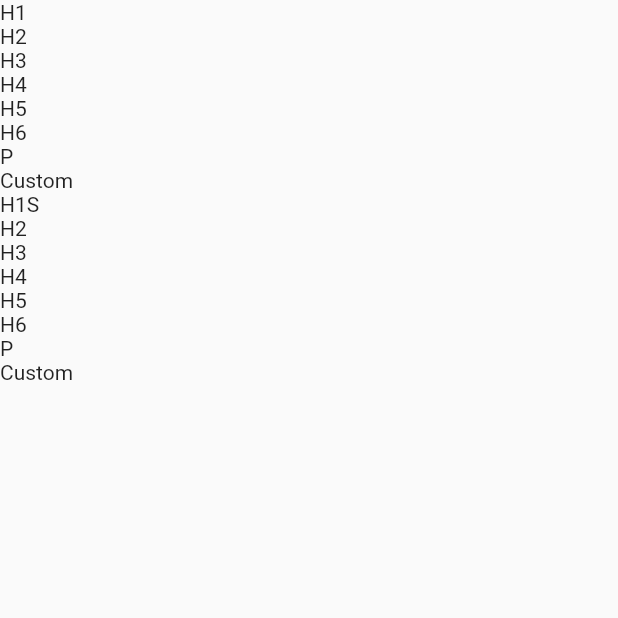
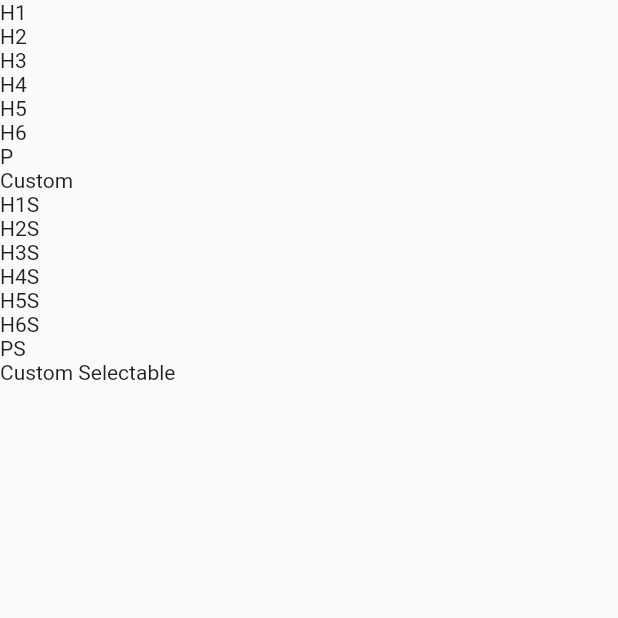
Before and after one commit to Honeyman-Applications/bootstrap_typography2, a Flutter app: the screen it shows after launch, on a phone screen of 412 x 824 dp, the top half of it. Run offline on Flutter 3.47's test engine with Material 2 defaults, Android fonts, the phone set to English and light mode, and no system bars; missing offline and left inert: bootstrap_like_breakpoints.

Commit message:
Updated text to show S

```diff
--- a/example/lib/main.dart
+++ b/example/lib/main.dart
@@ -42,26 +42,26 @@ void main() {
                 BSSelectableTextParams("H1S"),
               ),
               H2S(
-                BSSelectableTextParams("H2"),
+                BSSelectableTextParams("H2S"),
               ),
               H3S(
-                BSSelectableTextParams("H3"),
+                BSSelectableTextParams("H3S"),
               ),
               H4S(
-                BSSelectableTextParams("H4"),
+                BSSelectableTextParams("H4S"),
               ),
               H5S(
-                BSSelectableTextParams("H5"),
+                BSSelectableTextParams("H5S"),
               ),
               H6S(
-                BSSelectableTextParams("H6"),
+                BSSelectableTextParams("H6S"),
               ),
               PS(
-                BSSelectableTextParams("P"),
+                BSSelectableTextParams("PS"),
               ),
               H2S(
                 BSSelectableTextParams(
-                  "Custom",
+                  "Custom Selectable",
                   textSizeSmall: 16,
                   textSizeLarge: 82,
                 ),
```
